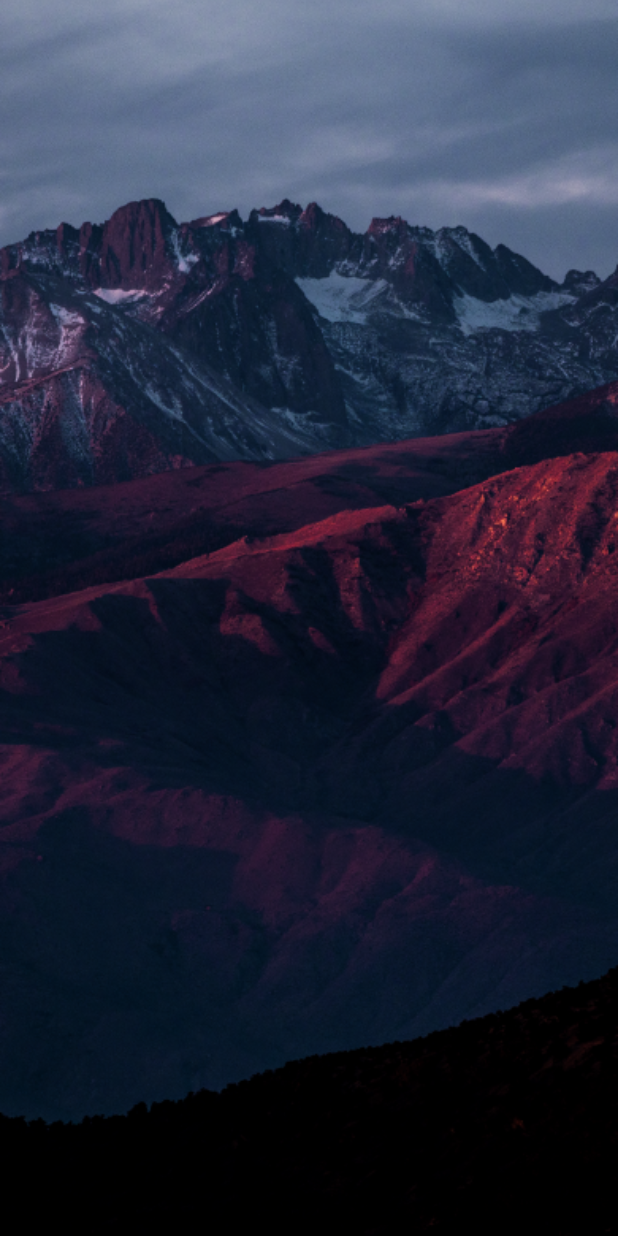
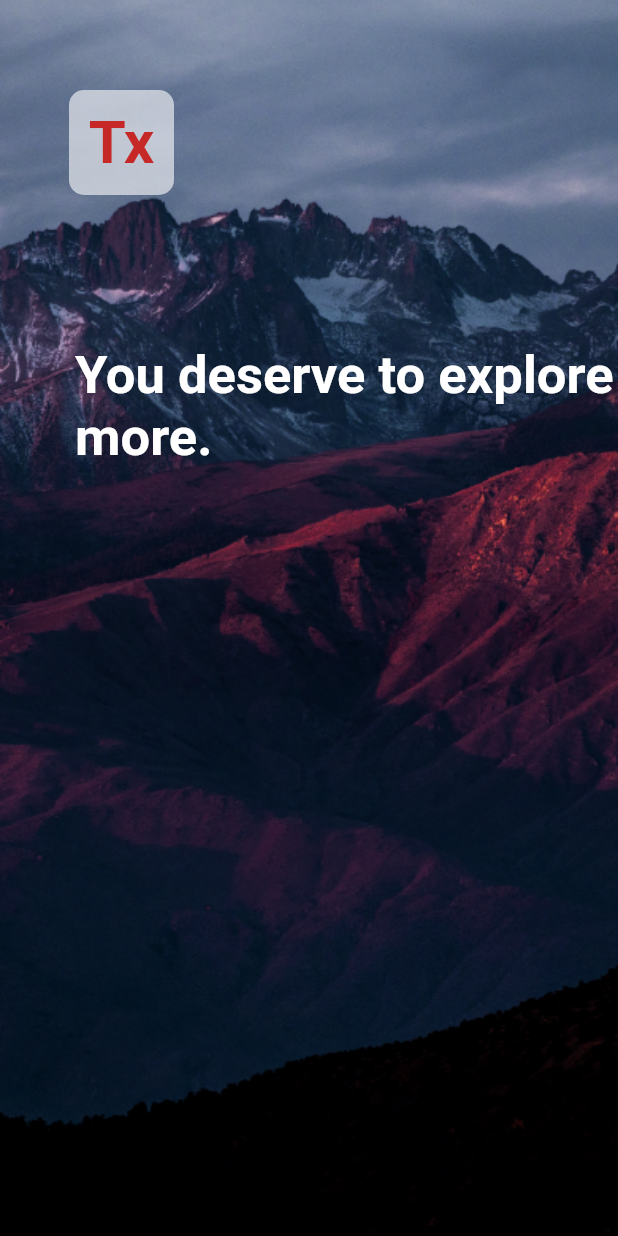
Before and after one commit to techbruh/Travel_Tour_App, a Flutter app: the LoginPage screen opened directly, on a phone screen of 412 x 824 dp. Run offline on Flutter 3.47's test engine with Material 2 defaults, Android fonts, the light colour scheme and no system bars; our stand-ins replace get.

Commit message:
Updated UI

```diff
--- a/lib/features/home/presentation/screens/onboarding_1.dart
+++ b/lib/features/home/presentation/screens/onboarding_1.dart
@@ -79,10 +79,10 @@ class HomePage extends StatelessWidget {
                     child: CircleAvatar(
                       backgroundColor: Colors.red[600],
                       radius: 35,
-                      // child: Icon(Icons.,
-                      //   color: Colors.white,
-                      //   size: 35,
-                      // ),
+                      child: Icon(Icons.arrow_forward_ios_sharp,
+                        color: Colors.white,
+                        size: 35,
+                      ),
                     ),
                   ),
                 ),
--- a/lib/features/home/presentation/screens/onboarding_2.dart
+++ b/lib/features/home/presentation/screens/onboarding_2.dart
@@ -18,16 +18,55 @@ class _LoginPageState extends State<LoginPage> {
   getBody(){
     return Container(
       height: 900,
-    width: 900,
-    decoration: BoxDecoration(
-      image: DecorationImage(image: AssetImage('assets/images/onboarding_2.png'),
-      fit: BoxFit.cover,
+      width: 900,
+      decoration: BoxDecoration(
+        image: DecorationImage(image: AssetImage("assets/images/onboarding_2.png"),
+        fit: BoxFit.cover
+        )
       ),
-    ),
-      child: Container(
-
+      child: Column(
+        children: [
+          Padding(
+            padding: const EdgeInsets.only(right: 250, top: 60),
+            child: Container(
+              height: 70,
+              width: 70,
+              decoration: BoxDecoration(
+                color: Colors.white.withOpacity(0.6),
+                borderRadius: BorderRadius.all(Radius.circular(10)),
+              ),
+              child: Align(alignment: Alignment.center,
+                  child: Text("Tx",style: TextStyle(fontSize: 40, fontWeight: FontWeight.bold, color: Colors.red[800]),
+                  )
+              ),
+            ),
+          ),
+          SizedBox(
+            height: 100,
+          ),
+          Padding(
+            padding: const EdgeInsets.only(left: 50),
+            child: Text("You deserve to explore more.", style: TextStyle(fontWeight: FontWeight.bold,color: Colors.white, fontSize: 35)),
+          )
+        ],
       ),
     );
 
+
+
+
+    //   Container(
+    //   height: 900,
+    // width: 900,
+    // decoration: BoxDecoration(
+    //   image: DecorationImage(image: AssetImage('assets/images/onboarding_2.png'),
+    //   fit: BoxFit.cover,
+    //   ),
+    // ),
+    //   child: Container(
+    //
+    //   ),
+    // );
+
   }
 }
```
